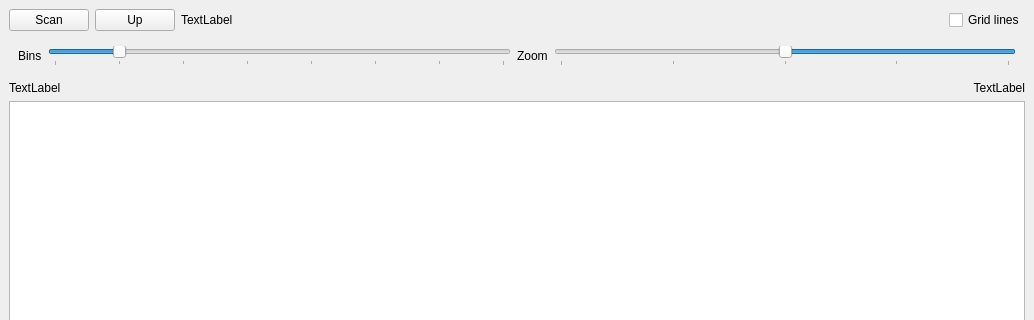
Above: src/dirage.ui from stoneage7/dirage-qt before the change; both pictures show x 0 to 1034 and y 0 to 320 of the 1034 by 675 pixel window. Below: the same form after it.
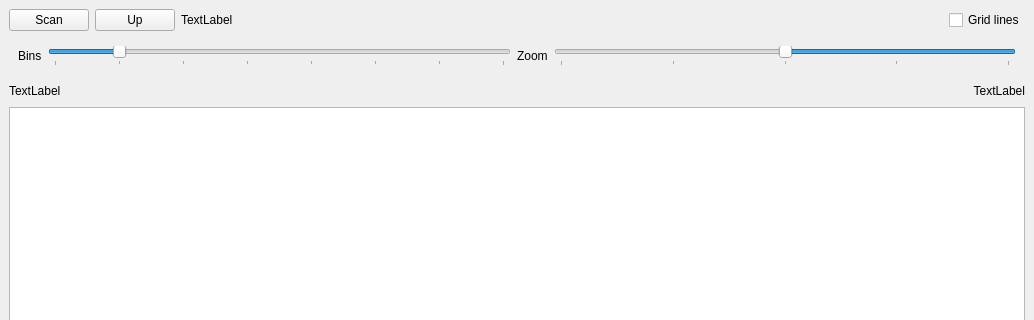
That is the form after the change. Custom widgets are drawn as their Qt base class.

Commit message: label for total size, row height

The edit to the form file:
```diff
--- a/src/dirage.ui
+++ b/src/dirage.ui
@@ -150,6 +150,26 @@
         </property>
        </widget>
       </item>
+      <item>
+       <widget class="QLabel" name="totalSizeLabel">
+        <property name="text">
+         <string/>
+        </property>
+       </widget>
+      </item>
+      <item>
+       <spacer name="horizontalSpacer">
+        <property name="orientation">
+         <enum>Qt::Horizontal</enum>
+        </property>
+        <property name="sizeHint" stdset="0">
+         <size>
+          <width>40</width>
+          <height>20</height>
+         </size>
+        </property>
+       </spacer>
+      </item>
       <item>
        <widget class="QLabel" name="maxTimestampLabel">
         <property name="text">
```
The commit also changes 12 other files.
